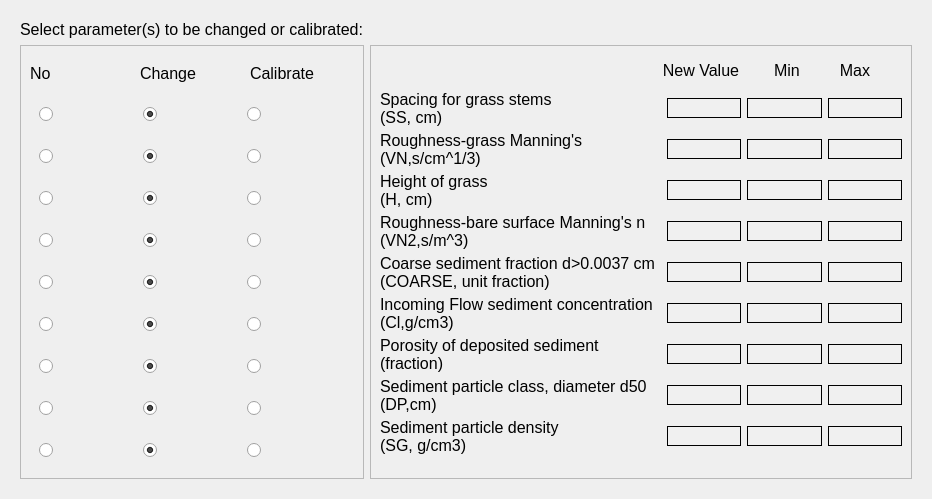
Inigobarbe/VFSMOD-GUI, file Source_code/ui/sediment_calibration_single.ui: the form before one commit.
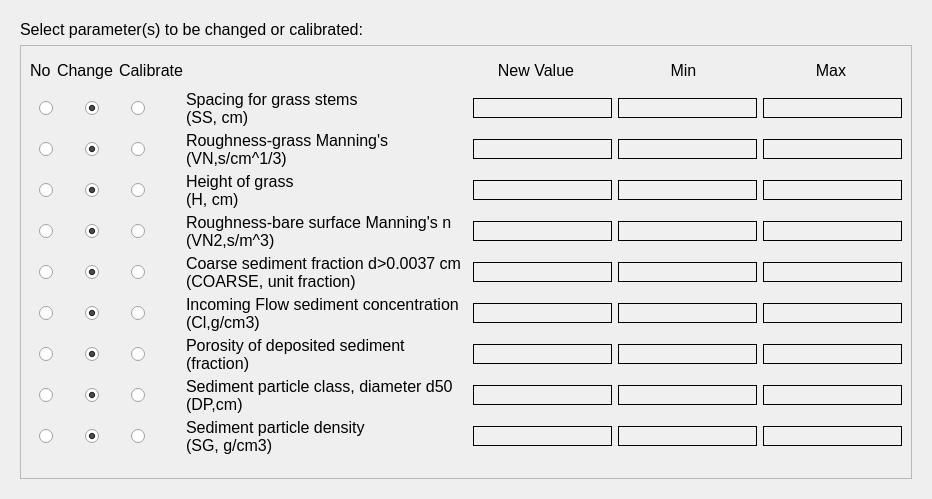
The form after the commit.

Diff of the .ui file:
```diff
--- a/Source_code/ui/sediment_calibration_single.ui
+++ b/Source_code/ui/sediment_calibration_single.ui
@@ -145,7 +145,7 @@
          </property>
         </widget>
        </item>
-       <item row="2" column="1">
+       <item row="2" column="0" colspan="2">
         <widget class="QFrame" name="frame_51">
          <property name="frameShape">
           <enum>QFrame::StyledPanel</enum>
@@ -156,6 +156,55 @@
          <layout class="QGridLayout" name="gridLayout_70">
           <item row="9" column="0" colspan="2">
            <layout class="QHBoxLayout" name="horizontalLayout_111">
+            <item>
+             <widget class="QFrame" name="frame_42">
+              <property name="minimumSize">
+               <size>
+                <width>150</width>
+                <height>0</height>
+               </size>
+              </property>
+              <property name="frameShape">
+               <enum>QFrame::NoFrame</enum>
+              </property>
+              <property name="frameShadow">
+               <enum>QFrame::Raised</enum>
+              </property>
+              <layout class="QGridLayout" name="gridLayout_61">
+               <item row="0" column="0">
+                <layout class="QHBoxLayout" name="horizontalLayout_96">
+                 <item>
+                  <widget class="QRadioButton" name="no_class">
+                   <property name="text">
+                    <string/>
+                   </property>
+                   <property name="checked">
+                    <bool>false</bool>
+                   </property>
+                  </widget>
+                 </item>
+                 <item>
+                  <widget class="QRadioButton" name="change_class">
+                   <property name="text">
+                    <string/>
+                   </property>
+                   <property name="checked">
+                    <bool>true</bool>
+                   </property>
+                  </widget>
+                 </item>
+                 <item>
+                  <widget class="QRadioButton" name="calibrate_class">
+                   <property name="text">
+                    <string/>
+                   </property>
+                  </widget>
+                 </item>
+                </layout>
+               </item>
+              </layout>
+             </widget>
+            </item>
             <item>
              <widget class="QLabel" name="label_111">
               <property name="minimumSize">
@@ -193,70 +242,57 @@
             </item>
            </layout>
           </item>
-          <item row="1" column="0">
-           <layout class="QHBoxLayout" name="horizontalLayout_109">
-            <item>
-             <widget class="QWidget" name="widget_5" native="true">
-              <property name="minimumSize">
-               <size>
-                <width>270</width>
-                <height>0</height>
-               </size>
-              </property>
-             </widget>
-            </item>
-            <item>
-             <widget class="QLabel" name="label_107">
-              <property name="minimumSize">
-               <size>
-                <width>90</width>
-                <height>30</height>
-               </size>
-              </property>
-              <property name="text">
-               <string>New Value</string>
-              </property>
-              <property name="alignment">
-               <set>Qt::AlignCenter</set>
-              </property>
-             </widget>
-            </item>
-            <item>
-             <widget class="QLabel" name="label_108">
-              <property name="minimumSize">
-               <size>
-                <width>70</width>
-                <height>0</height>
-               </size>
-              </property>
-              <property name="text">
-               <string>Min</string>
-              </property>
-              <property name="alignment">
-               <set>Qt::AlignCenter</set>
-              </property>
-             </widget>
-            </item>
-            <item>
-             <widget class="QLabel" name="label_109">
-              <property name="minimumSize">
-               <size>
-                <width>54</width>
-                <height>0</height>
-               </size>
-              </property>
-              <property name="text">
-               <string>Max</string>
-              </property>
-              <property name="alignment">
-               <set>Qt::AlignCenter</set>
-              </property>
-             </widget>
-            </item>
-           </layout>
-          </item>
           <item row="7" column="0" colspan="2">
            <layout class="QHBoxLayout" name="horizontalLayout_110">
+            <item>
+             <widget class="QFrame" name="frame_43">
+              <property name="minimumSize">
+               <size>
+                <width>150</width>
+                <height>0</height>
+               </size>
+              </property>
+              <property name="frameShape">
+               <enum>QFrame::NoFrame</enum>
+              </property>
+              <property name="frameShadow">
+               <enum>QFrame::Raised</enum>
+              </property>
+              <layout class="QGridLayout" name="gridLayout_62">
+               <item row="0" column="0">
+                <layout class="QHBoxLayout" name="horizontalLayout_98">
+                 <item>
+                  <widget class="QRadioButton" name="no_incoming">
+                   <property name="text">
+                    <string/>
+                   </property>
+                   <property name="checked">
+                    <bool>false</bool>
+                   </property>
+                  </widget>
+                 </item>
+                 <item>
+                  <widget class="QRadioButton" name="change_incoming">
+                   <property name="text">
+                    <string/>
+                   </property>
+                   <property name="checked">
+                    <bool>true</bool>
+                   </property>
+                  </widget>
+                 </item>
+                 <item>
+                  <widget class="QRadioButton" name="calibrate_incoming">
+                   <property name="text">
+                    <string/>
+                   </property>
+                  </widget>
+                 </item>
+                </layout>
+               </item>
+              </layout>
+             </widget>
+            </item>
             <item>
              <widget class="QLabel" name="label_110">
               <property name="minimumSize">
@@ -296,6 +332,55 @@
           </item>
           <item row="10" column="0" colspan="2">
            <layout class="QHBoxLayout" name="horizontalLayout_107">
+            <item>
+             <widget class="QFrame" name="frame_50">
+              <property name="minimumSize">
+               <size>
+                <width>150</width>
+                <height>0</height>
+               </size>
+              </property>
+              <property name="frameShape">
+               <enum>QFrame::NoFrame</enum>
+              </property>
+              <property name="frameShadow">
+               <enum>QFrame::Raised</enum>
+              </property>
+              <layout class="QGridLayout" name="gridLayout_69">
+               <item row="0" column="0">
+                <layout class="QHBoxLayout" name="horizontalLayout_105">
+                 <item>
+                  <widget class="QRadioButton" name="no_density">
+                   <property name="text">
+                    <string/>
+                   </property>
+                   <property name="checked">
+                    <bool>false</bool>
+                   </property>
+                  </widget>
+                 </item>
+                 <item>
+                  <widget class="QRadioButton" name="change_density">
+                   <property name="text">
+                    <string/>
+                   </property>
+                   <property name="checked">
+                    <bool>true</bool>
+                   </property>
+                  </widget>
+                 </item>
+                 <item>
+                  <widget class="QRadioButton" name="calibrate_density">
+                   <property name="text">
+                    <string/>
+                   </property>
+                  </widget>
+                 </item>
+                </layout>
+               </item>
+              </layout>
+             </widget>
+            </item>
             <item>
              <widget class="QLabel" name="label_105">
               <property name="minimumSize">
@@ -335,6 +420,55 @@
           </item>
           <item row="4" column="0" colspan="2">
            <layout class="QHBoxLayout" name="horizontalLayout_115">
+            <item>
+             <widget class="QFrame" name="frame_44">
+              <property name="minimumSize">
+               <size>
+                <width>150</width>
+                <height>0</height>
+               </size>
+              </property>
+              <property name="frameShape">
+               <enum>QFrame::NoFrame</enum>
+              </property>
+              <property name="frameShadow">
+               <enum>QFrame::Raised</enum>
+              </property>
+              <layout class="QGridLayout" name="gridLayout_63">
+               <item row="0" column="0">
+                <layout class="QHBoxLayout" name="horizontalLayout_99">
+                 <item>
+                  <widget class="QRadioButton" name="no_height">
+                   <property name="text">
+                    <string/>
+                   </property>
+                   <property name="checked">
+                    <bool>false</bool>
+                   </property>
+                  </widget>
+                 </item>
+                 <item>
+                  <widget class="QRadioButton" name="change_height">
+                   <property name="text">
+                    <string/>
+                   </property>
+                   <property name="checked">
+                    <bool>true</bool>
+                   </property>
+                  </widget>
+                 </item>
+                 <item>
+                  <widget class="QRadioButton" name="calibrate_height">
+                   <property name="text">
+                    <string/>
+                   </property>
+                  </widget>
+                 </item>
+                </layout>
+               </item>
+              </layout>
+             </widget>
+            </item>
             <item>
              <widget class="QLabel" name="label_115">
               <property name="minimumSize">
@@ -374,6 +508,55 @@
           </item>
           <item row="2" column="0" colspan="2">
            <layout class="QHBoxLayout" name="horizontalLayout_114">
+            <item>
+             <widget class="QFrame" name="frame_46">
+              <property name="minimumSize">
+               <size>
+                <width>150</width>
+                <height>0</height>
+               </size>
+              </property>
+              <property name="frameShape">
+               <enum>QFrame::NoFrame</enum>
+              </property>
+              <property name="frameShadow">
+               <enum>QFrame::Raised</enum>
+              </property>
+              <layout class="QGridLayout" name="gridLayout_65">
+               <item row="0" column="0">
+                <layout class="QHBoxLayout" name="horizontalLayout_101">
+                 <item>
+                  <widget class="QRadioButton" name="no_spacing">
+                   <property name="text">
+                    <string/>
+                   </property>
+                   <property name="checked">
+                    <bool>false</bool>
+                   </property>
+                  </widget>
+                 </item>
+                 <item>
+                  <widget class="QRadioButton" name="change_spacing">
+                   <property name="text">
+                    <string/>
+                   </property>
+                   <property name="checked">
+                    <bool>true</bool>
+                   </property>
+                  </widget>
+                 </item>
+                 <item>
+                  <widget class="QRadioButton" name="calibrate_spacing">
+                   <property name="text">
+                    <string/>
+                   </property>
+                  </widget>
+                 </item>
+                </layout>
+               </item>
+              </layout>
+             </widget>
+            </item>
             <item>
              <widget class="QLabel" name="label_114">
               <property name="minimumSize">
@@ -413,6 +596,55 @@
           </item>
           <item row="3" column="0" colspan="2">
            <layout class="QHBoxLayout" name="horizontalLayout_112">
+            <item>
+             <widget class="QFrame" name="frame_48">
+              <property name="minimumSize">
+               <size>
+                <width>150</width>
+                <height>0</height>
+               </size>
+              </property>
+              <property name="frameShape">
+               <enum>QFrame::NoFrame</enum>
+              </property>
+              <property name="frameShadow">
+               <enum>QFrame::Raised</enum>
+              </property>
+              <layout class="QGridLayout" name="gridLayout_67">
+               <item row="0" column="0">
+                <layout class="QHBoxLayout" name="horizontalLayout_103">
+                 <item>
+                  <widget class="QRadioButton" name="no_roughness">
+                   <property name="text">
+                    <string/>
+                   </property>
+                   <property name="checked">
+                    <bool>false</bool>
+                   </property>
+                  </widget>
+                 </item>
+                 <item>
+                  <widget class="QRadioButton" name="change_roughness">
+                   <property name="text">
+                    <string/>
+                   </property>
+                   <property name="checked">
+                    <bool>true</bool>
+                   </property>
+                  </widget>
+                 </item>
+                 <item>
+                  <widget class="QRadioButton" name="calibrate_roughness">
+                   <property name="text">
+                    <string/>
+                   </property>
+                  </widget>
+                 </item>
+                </layout>
+               </item>
+              </layout>
+             </widget>
+            </item>
             <item>
              <widget class="QLabel" name="label_112">
               <property name="minimumSize">
@@ -452,6 +684,55 @@
           </item>
           <item row="6" column="0" colspan="2">
            <layout class="QHBoxLayout" name="horizontalLayout_106">
+            <item>
+             <widget class="QFrame" name="frame_47">
+              <property name="minimumSize">
+               <size>
+                <width>150</width>
+                <height>0</height>
+               </size>
+              </property>
+              <property name="frameShape">
+               <enum>QFrame::NoFrame</enum>
+              </property>
+              <property name="frameShadow">
+               <enum>QFrame::Raised</enum>
+              </property>
+              <layout class="QGridLayout" name="gridLayout_66">
+               <item row="0" column="0">
+                <layout class="QHBoxLayout" name="horizontalLayout_102">
+                 <item>
+                  <widget class="QRadioButton" name="no_coarse">
+                   <property name="text">
+                    <string/>
+                   </property>
+                   <property name="checked">
+                    <bool>false</bool>
+                   </property>
+                  </widget>
+                 </item>
+                 <item>
+                  <widget class="QRadioButton" name="change_coarse">
+                   <property name="text">
+                    <string/>
+                   </property>
+                   <property name="checked">
+                    <bool>true</bool>
+                   </property>
+                  </widget>
+                 </item>
+                 <item>
+                  <widget class="QRadioButton" name="calibrate_coarse">
+                   <property name="text">
+                    <string/>
+                   </property>
+                  </widget>
+                 </item>
+                </layout>
+               </item>
+              </layout>
+             </widget>
+            </item>
             <item>
              <widget class="QLabel" name="label_104">
               <property name="minimumSize">
@@ -491,6 +772,55 @@
           </item>
           <item row="5" column="0" colspan="2">
            <layout class="QHBoxLayout" name="horizontalLayout_108">
+            <item>
+             <widget class="QFrame" name="frame_45">
+              <property name="minimumSize">
+               <size>
+                <width>150</width>
+                <height>0</height>
+               </size>
+              </property>
+              <property name="frameShape">
+               <enum>QFrame::NoFrame</enum>
+              </property>
+              <property name="frameShadow">
+               <enum>QFrame::Raised</enum>
+              </property>
+              <layout class="QGridLayout" name="gridLayout_64">
+               <item row="0" column="0">
+                <layout class="QHBoxLayout" name="horizontalLayout_100">
+                 <item>
+                  <widget class="QRadioButton" name="no_bare">
+                   <property name="text">
+                    <string/>
+                   </property>
+                   <property name="checked">
+                    <bool>false</bool>
+                   </property>
+                  </widget>
+                 </item>
+                 <item>
+                  <widget class="QRadioButton" name="change_bare">
+                   <property name="text">
+                    <string/>
+                   </property>
+                   <property name="checked">
+                    <bool>true</bool>
+                   </property>
+                  </widget>
+                 </item>
+                 <item>
+                  <widget class="QRadioButton" name="calibrate_bare">
+                   <property name="text">
+                    <string/>
+                   </property>
+                  </widget>
+                 </item>
+                </layout>
+               </item>
+              </layout>
+             </widget>
+            </item>
             <item>
              <widget class="QLabel" name="label_106">
               <property name="minimumSize">
@@ -530,6 +860,55 @@
           </item>
           <item row="8" column="0" colspan="2">
            <layout class="QHBoxLayout" name="horizontalLayout_113">
+            <item>
+             <widget class="QFrame" name="frame_49">
+              <property name="minimumSize">
+               <size>
+                <width>150</width>
+                <height>0</height>
+               </size>
+              </property>
+              <property name="frameShape">
+               <enum>QFrame::NoFrame</enum>
+              </property>
+              <property name="frameShadow">
+               <enum>QFrame::Raised</enum>
+              </property>
+              <layout class="QGridLayout" name="gridLayout_68">
+               <item row="0" column="0">
+                <layout class="QHBoxLayout" name="horizontalLayout_104">
+                 <item>
+                  <widget class="QRadioButton" name="no_porosity">
+                   <property name="text">
+                    <string/>
+                   </property>
+                   <property name="checked">
+                    <bool>false</bool>
+                   </property>
+                  </widget>
+                 </item>
+                 <item>
+                  <widget class="QRadioButton" name="change_porosity">
+                   <property name="text">
+                    <string/>
+                   </property>
+                   <property name="checked">
+                    <bool>true</bool>
+                   </property>
+                  </widget>
+                 </item>
+                 <item>
+                  <widget class="QRadioButton" name="calibrate_porosity">
+                   <property name="text">
+                    <string/>
+                   </property>
+                  </widget>
+                 </item>
+                </layout>
+               </item>
+              </layout>
+             </widget>
+            </item>
             <item>
              <widget class="QLabel" name="label_113">
               <property name="minimumSize">
@@ -580,430 +959,93 @@
             </property>
            </spacer>
           </item>
-         </layout>
-        </widget>
-       </item>
-       <item row="2" column="0">
-        <widget class="QFrame" name="frame_41">
-         <property name="frameShape">
-          <enum>QFrame::StyledPanel</enum>
-         </property>
-         <property name="frameShadow">
-          <enum>QFrame::Raised</enum>
-         </property>
-         <layout class="QGridLayout" name="gridLayout_60">
-          <item row="8" column="0">
-           <widget class="QFrame" name="frame_42">
-            <property name="frameShape">
-             <enum>QFrame::NoFrame</enum>
-            </property>
-            <property name="frameShadow">
-             <enum>QFrame::Raised</enum>
-            </property>
-            <layout class="QGridLayout" name="gridLayout_61">
-             <item row="0" column="0">
-              <layout class="QHBoxLayout" name="horizontalLayout_96">
-               <item>
-                <widget class="QRadioButton" name="no_class">
-                 <property name="text">
-                  <string/>
-                 </property>
-                 <property name="checked">
-                  <bool>false</bool>
-                 </property>
-                </widget>
-               </item>
-               <item>
-                <widget class="QRadioButton" name="change_class">
-                 <property name="text">
-                  <string/>
-                 </property>
-                 <property name="checked">
-                  <bool>true</bool>
-                 </property>
-                </widget>
-               </item>
-               <item>
-                <widget class="QRadioButton" name="calibrate_class">
-                 <property name="text">
-                  <string/>
-                 </property>
-                </widget>
-               </item>
-              </layout>
-             </item>
-            </layout>
-           </widget>
-          </item>
-          <item row="0" column="0">
-           <layout class="QHBoxLayout" name="horizontalLayout_97">
+          <item row="1" column="0" colspan="2">
+           <layout class="QHBoxLayout" name="horizontalLayout_109">
             <item>
-             <widget class="QLabel" name="label_101">
+             <layout class="QHBoxLayout" name="horizontalLayout_97">
+              <item>
+               <widget class="QLabel" name="label_101">
+                <property name="text">
+                 <string>No</string>
+                </property>
+               </widget>
+              </item>
+              <item>
+               <widget class="QLabel" name="label_102">
+                <property name="text">
+                 <string>Change</string>
+                </property>
+               </widget>
+              </item>
+              <item>
+               <widget class="QLabel" name="label_103">
+                <property name="text">
+                 <string>Calibrate</string>
+                </property>
+               </widget>
+              </item>
+             </layout>
+            </item>
+            <item>
+             <widget class="QWidget" name="widget_5" native="true">
+              <property name="minimumSize">
+               <size>
+                <width>270</width>
+                <height>0</height>
+               </size>
+              </property>
+             </widget>
+            </item>
+            <item>
+             <widget class="QLabel" name="label_107">
+              <property name="minimumSize">
+               <size>
+                <width>90</width>
+                <height>30</height>
+               </size>
+              </property>
               <property name="text">
-               <string>No</string>
+               <string>New Value</string>
               </property>
+              <property name="alignment">
+               <set>Qt::AlignCenter</set>
+              </property>
              </widget>
             </item>
             <item>
-             <widget class="QLabel" name="label_102">
+             <widget class="QLabel" name="label_108">
+              <property name="minimumSize">
+               <size>
+                <width>70</width>
+                <height>0</height>
+               </size>
+              </property>
               <property name="text">
-               <string>Change</string>
+               <string>Min</string>
               </property>
+              <property name="alignment">
+               <set>Qt::AlignCenter</set>
+              </property>
              </widget>
             </item>
             <item>
-             <widget class="QLabel" name="label_103">
+             <widget class="QLabel" name="label_109">
+              <property name="minimumSize">
+               <size>
+                <width>54</width>
+                <height>0</height>
+               </size>
+              </property>
               <property name="text">
-               <string>Calibrate</string>
+               <string>Max</string>
+              </property>
+              <property name="alignment">
+               <set>Qt::AlignCenter</set>
               </property>
              </widget>
             </item>
            </layout>
           </item>
-          <item row="6" column="0">
-           <widget class="QFrame" name="frame_43">
-            <property name="frameShape">
-             <enum>QFrame::NoFrame</enum>
-            </property>
-            <property name="frameShadow">
-             <enum>QFrame::Raised</enum>
-            </property>
-            <layout class="QGridLayout" name="gridLayout_62">
-             <item row="0" column="0">
-              <layout class="QHBoxLayout" name="horizontalLayout_98">
-               <item>
-                <widget class="QRadioButton" name="no_incoming">
-                 <property name="text">
-                  <string/>
-                 </property>
-                 <property name="checked">
-                  <bool>false</bool>
-                 </property>
-                </widget>
-               </item>
-               <item>
-                <widget class="QRadioButton" name="change_incoming">
-                 <property name="text">
-                  <string/>
-                 </property>
-                 <property name="checked">
-                  <bool>true</bool>
-                 </property>
-                </widget>
-               </item>
-               <item>
-                <widget class="QRadioButton" name="calibrate_incoming">
-                 <property name="text">
-                  <string/>
-                 </property>
-                </widget>
-               </item>
-              </layout>
-             </item>
-            </layout>
-           </widget>
-          </item>
-          <item row="3" column="0">
-           <widget class="QFrame" name="frame_44">
-            <property name="frameShape">
-             <enum>QFrame::NoFrame</enum>
-            </property>
-            <property name="frameShadow">
-             <enum>QFrame::Raised</enum>
-            </property>
-            <layout class="QGridLayout" name="gridLayout_63">
-             <item row="0" column="0">
-              <layout class="QHBoxLayout" name="horizontalLayout_99">
-               <item>
-                <widget class="QRadioButton" name="no_height">
-                 <property name="text">
-                  <string/>
-                 </property>
-                 <property name="checked">
-                  <bool>false</bool>
-                 </property>
-                </widget>
-               </item>
-               <item>
-                <widget class="QRadioButton" name="change_height">
-                 <property name="text">
-                  <string/>
-                 </property>
-                 <property name="checked">
-                  <bool>true</bool>
-                 </property>
-                </widget>
-               </item>
-               <item>
-                <widget class="QRadioButton" name="calibrate_height">
-                 <property name="text">
-                  <string/>
-                 </property>
-                </widget>
-               </item>
-              </layout>
-             </item>
-            </layout>
-           </widget>
-          </item>
-          <item row="4" column="0">
-           <widget class="QFrame" name="frame_45">
-            <property name="frameShape">
-             <enum>QFrame::NoFrame</enum>
-            </property>
-            <property name="frameShadow">
-             <enum>QFrame::Raised</enum>
-            </property>
-            <layout class="QGridLayout" name="gridLayout_64">
-             <item row="0" column="0">
-              <layout class="QHBoxLayout" name="horizontalLayout_100">
-               <item>
-                <widget class="QRadioButton" name="no_bare">
-                 <property name="text">
-                  <string/>
-                 </property>
-                 <property name="checked">
-                  <bool>false</bool>
-                 </property>
-                </widget>
-               </item>
-               <item>
-                <widget class="QRadioButton" name="change_bare">
-                 <property name="text">
-                  <string/>
-                 </property>
-                 <property name="checked">
-                  <bool>true</bool>
-                 </property>
-                </widget>
-               </item>
-               <item>
-                <widget class="QRadioButton" name="calibrate_bare">
-                 <property name="text">
-                  <string/>
-                 </property>
-                </widget>
-               </item>
-              </layout>
-             </item>
-            </layout>
-           </widget>
-          </item>
-          <item row="1" column="0">
-           <widget class="QFrame" name="frame_46">
-            <property name="frameShape">
-             <enum>QFrame::NoFrame</enum>
-            </property>
-            <property name="frameShadow">
-             <enum>QFrame::Raised</enum>
-            </property>
-            <layout class="QGridLayout" name="gridLayout_65">
-             <item row="0" column="0">
-              <layout class="QHBoxLayout" name="horizontalLayout_101">
-               <item>
-                <widget class="QRadioButton" name="no_spacing">
-                 <property name="text">
-                  <string/>
-                 </property>
-                 <property name="checked">
-                  <bool>false</bool>
-                 </property>
-                </widget>
-               </item>
-               <item>
-                <widget class="QRadioButton" name="change_spacing">
-                 <property name="text">
-                  <string/>
-                 </property>
-                 <property name="checked">
-                  <bool>true</bool>
-                 </property>
-                </widget>
-               </item>
-               <item>
-                <widget class="QRadioButton" name="calibrate_spacing">
-                 <property name="text">
-                  <string/>
-                 </property>
-                </widget>
-               </item>
-              </layout>
-             </item>
-            </layout>
-           </widget>
-          </item>
-          <item row="5" column="0">
-           <widget class="QFrame" name="frame_47">
-            <property name="frameShape">
-             <enum>QFrame::NoFrame</enum>
-            </property>
-            <property name="frameShadow">
-             <enum>QFrame::Raised</enum>
-            </property>
-            <layout class="QGridLayout" name="gridLayout_66">
-             <item row="0" column="0">
-              <layout class="QHBoxLayout" name="horizontalLayout_102">
-               <item>
-                <widget class="QRadioButton" name="no_coarse">
-                 <property name="text">
-                  <string/>
-                 </property>
-                 <property name="checked">
-                  <bool>false</bool>
-                 </property>
-                </widget>
-               </item>
-               <item>
-                <widget class="QRadioButton" name="change_coarse">
-                 <property name="text">
-                  <string/>
-                 </property>
-                 <property name="checked">
-                  <bool>true</bool>
-                 </property>
-                </widget>
-               </item>
-               <item>
-                <widget class="QRadioButton" name="calibrate_coarse">
-                 <property name="text">
-                  <string/>
-                 </property>
-                </widget>
-               </item>
-              </layout>
-             </item>
-            </layout>
-           </widget>
-          </item>
-          <item row="2" column="0">
-           <widget class="QFrame" name="frame_48">
-            <property name="frameShape">
-             <enum>QFrame::NoFrame</enum>
-            </property>
-            <property name="frameShadow">
-             <enum>QFrame::Raised</enum>
-            </property>
-            <layout class="QGridLayout" name="gridLayout_67">
-             <item row="0" column="0">
-              <layout class="QHBoxLayout" name="horizontalLayout_103">
-               <item>
-                <widget class="QRadioButton" name="no_roughness">
-                 <property name="text">
-                  <string/>
-                 </property>
-                 <property name="checked">
-                  <bool>false</bool>
-                 </property>
-                </widget>
-               </item>
-               <item>
-                <widget class="QRadioButton" name="change_roughness">
-                 <property name="text">
-                  <string/>
-                 </property>
-                 <property name="checked">
-                  <bool>true</bool>
-                 </property>
-                </widget>
-               </item>
-               <item>
-                <widget class="QRadioButton" name="calibrate_roughness">
-                 <property name="text">
-                  <string/>
-                 </property>
-                </widget>
-               </item>
-              </layout>
-             </item>
-            </layout>
-           </widget>
-          </item>
-          <item row="7" column="0">
-           <widget class="QFrame" name="frame_49">
-            <property name="frameShape">
-             <enum>QFrame::NoFrame</enum>
-            </property>
-            <property name="frameShadow">
-             <enum>QFrame::Raised</enum>
-            </property>
-            <layout class="QGridLayout" name="gridLayout_68">
-             <item row="0" column="0">
-              <layout class="QHBoxLayout" name="horizontalLayout_104">
-               <item>
-                <widget class="QRadioButton" name="no_porosity">
-                 <property name="text">
-                  <string/>
-                 </property>
-                 <property name="checked">
-                  <bool>false</bool>
-                 </property>
-                </widget>
-               </item>
-               <item>
-                <widget class="QRadioButton" name="change_porosity">
-                 <property name="text">
-                  <string/>
-                 </property>
-                 <property name="checked">
-                  <bool>true</bool>
-                 </property>
-                </widget>
-               </item>
-               <item>
-                <widget class="QRadioButton" name="calibrate_porosity">
-                 <property name="text">
-                  <string/>
-                 </property>
-                </widget>
-               </item>
-              </layout>
-             </item>
-            </layout>
-           </widget>
-          </item>
-          <item row="9" column="0">
-           <widget class="QFrame" name="frame_50">
-            <property name="frameShape">
-             <enum>QFrame::NoFrame</enum>
-            </property>
-            <property name="frameShadow">
-             <enum>QFrame::Raised</enum>
-            </property>
-            <layout class="QGridLayout" name="gridLayout_69">
-             <item row="0" column="0">
-              <layout class="QHBoxLayout" name="horizontalLayout_105">
-               <item>
-                <widget class="QRadioButton" name="no_density">
-                 <property name="text">
-                  <string/>
-                 </property>
-                 <property name="checked">
-                  <bool>false</bool>
-                 </property>
-                </widget>
-               </item>
-               <item>
-                <widget class="QRadioButton" name="change_density">
-                 <property name="text">
-                  <string/>
-                 </property>
-                 <property name="checked">
-                  <bool>true</bool>
-                 </property>
-                </widget>
-               </item>
-               <item>
-                <widget class="QRadioButton" name="calibrate_density">
-                 <property name="text">
-                  <string/>
-                 </property>
-                </widget>
-               </item>
-              </layout>
-             </item>
-            </layout>
-           </widget>
-          </item>
          </layout>
         </widget>
        </item>
```
